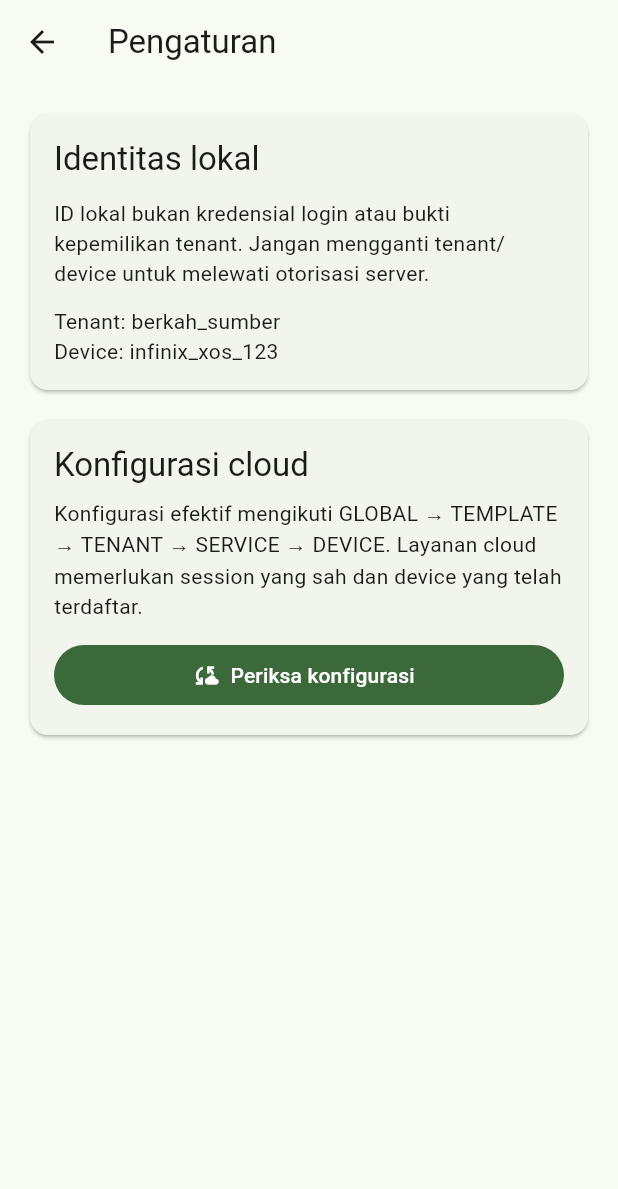
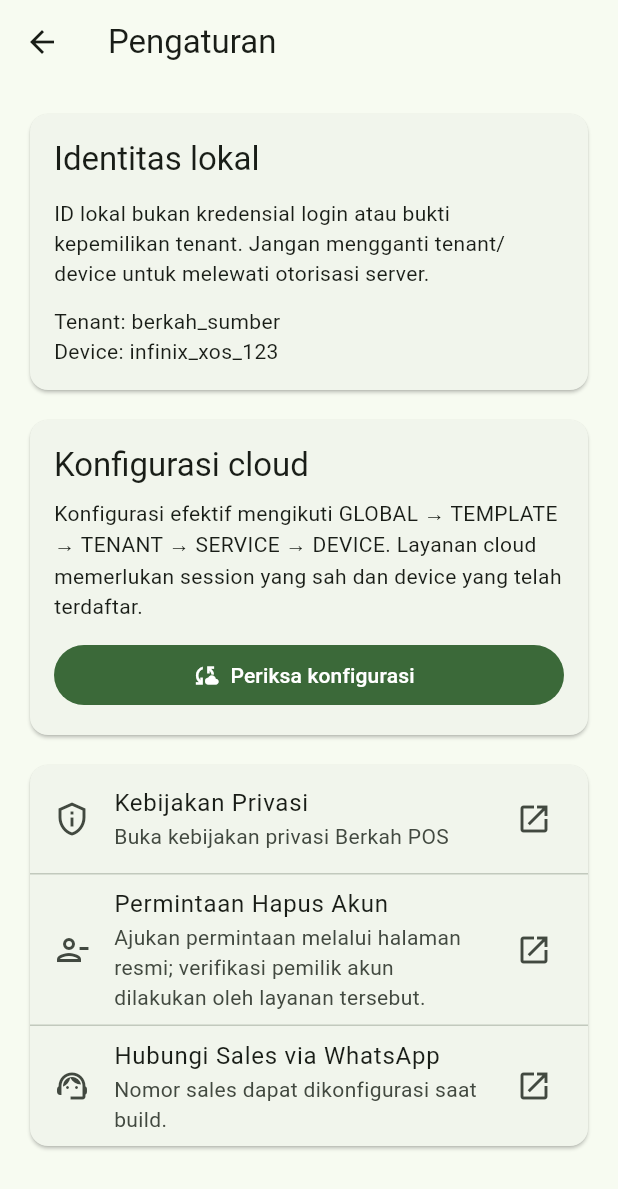
Before and after one commit to Andisatriawan/Berkahtigaputeri, a Flutter app: the screen it shows after launch, after a tap on the "settings" icon, on a phone screen of 412 x 824 dp. Shown: the top 1189 px of the screen. Run offline on Flutter 3.47's test engine with Material 3 defaults, Android fonts, the phone set to English and light mode, and no system bars; our stand-ins replace flutter_riverpod, shared_preferences, sqflite, supabase; accounts and stored records are empty; statements that could not run were skipped.

Commit message:
feat(pos-app): bring trial privacy and sales support links into unified settings

```diff
--- a/pos-app/lib/features/home/home_screen.dart
+++ b/pos-app/lib/features/home/home_screen.dart
@@ -1,4 +1,5 @@
 import 'package:flutter/material.dart';
+import 'package:url_launcher/url_launcher.dart';
 
 import '../../core/config/app_identity_store.dart';
 import '../../core/config/config_service.dart';
@@ -10,6 +11,13 @@ import '../pos/checkout_screen.dart';
 import '../products/product_screen.dart';
 import '../products/repositories/sqlite_product_repository.dart';
 import 'reports_screen.dart';
+
+const String _salesWhatsAppNumber = String.fromEnvironment(
+  'BERKAH_WHATSAPP_NUMBER',
+  defaultValue: '',
+);
+const String _privacyUrl = 'https://berkahtigaputeri.co.id/privacy';
+const String _deleteAccountUrl = 'https://berkahtigaputeri.co.id/delete-account';
 
 /// Canonical combined app shell. The trial app's everyday POS flows use the
 /// stronger local inventory/accounting services from pos-app.
@@ -385,6 +393,37 @@ class _ConfigurationScreenState extends State<_ConfigurationScreen> {
   Map<String, dynamic>? _configuration;
   TenantFeatures? _features;
 
+  Future<void> _openExternal(String url) async {
+    try {
+      final opened = await launchUrl(
+        Uri.parse(url),
+        mode: LaunchMode.externalApplication,
+      );
+      if (!opened && mounted) {
+        ScaffoldMessenger.of(context).showSnackBar(
+          const SnackBar(content: Text('Tautan tidak dapat dibuka.')),
+        );
+      }
+    } catch (_) {
+      if (!mounted) return;
+      ScaffoldMessenger.of(context).showSnackBar(
+        const SnackBar(content: Text('Tautan tidak dapat dibuka.')),
+      );
+    }
+  }
+
+  Future<void> _contactSales() async {
+    final phone = _salesWhatsAppNumber.replaceAll(RegExp('[^0-9]'), '');
+    final link = phone.isEmpty
+        ? Uri.https('wa.me', '/', <String, String>{
+            'text': 'Halo tim Berkah POS, saya ingin informasi aktivasi.',
+          })
+        : Uri.https('wa.me', '/$phone', <String, String>{
+            'text': 'Halo tim Berkah POS, saya ingin informasi aktivasi.',
+          });
+    await _openExternal(link.toString());
+  }
+
   Future<void> _checkConfiguration() async {
     final service = widget.configService;
     if (service == null) {
@@ -504,6 +543,43 @@ class _ConfigurationScreenState extends State<_ConfigurationScreen> {
               ),
             ),
           ),
+          const SizedBox(height: 12),
+          Card(
+            child: Column(
+              children: <Widget>[
+                ListTile(
+                  leading: const Icon(Icons.privacy_tip_outlined),
+                  title: const Text('Kebijakan Privasi'),
+                  subtitle: const Text('Buka kebijakan privasi Berkah POS'),
+                  trailing: const Icon(Icons.open_in_new),
+                  onTap: () => _openExternal(_privacyUrl),
+                ),
+                const Divider(height: 1),
+                ListTile(
+                  leading: const Icon(Icons.person_remove_outlined),
+                  title: const Text('Permintaan Hapus Akun'),
+                  subtitle: const Text(
+                    'Ajukan permintaan melalui halaman resmi; verifikasi '
+                    'pemilik akun dilakukan oleh layanan tersebut.',
+                  ),
+                  trailing: const Icon(Icons.open_in_new),
+                  onTap: () => _openExternal(_deleteAccountUrl),
+                ),
+                const Divider(height: 1),
+                ListTile(
+                  leading: const Icon(Icons.support_agent_outlined),
+                  title: const Text('Hubungi Sales via WhatsApp'),
+                  subtitle: Text(
+                    _salesWhatsAppNumber.trim().isEmpty
+                        ? 'Nomor sales dapat dikonfigurasi saat build.'
+                        : 'Minta informasi aktivasi atau paket berlangganan.',
+                  ),
+                  trailing: const Icon(Icons.open_in_new),
+                  onTap: _contactSales,
+                ),
+              ],
+            ),
+          ),
         ],
       ),
     );
```
